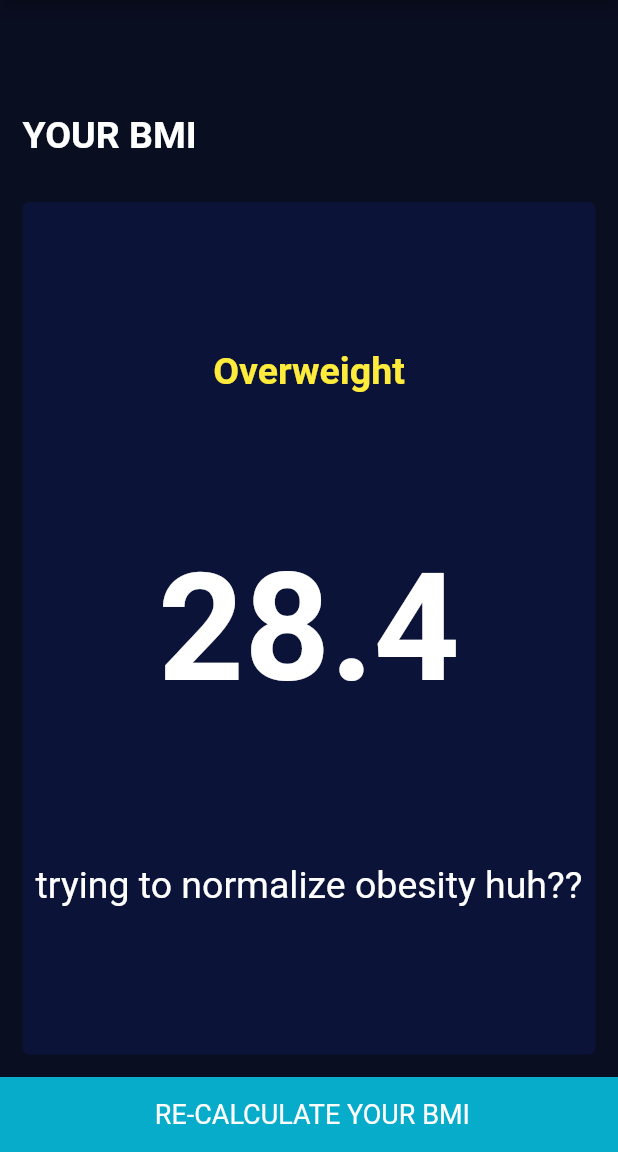
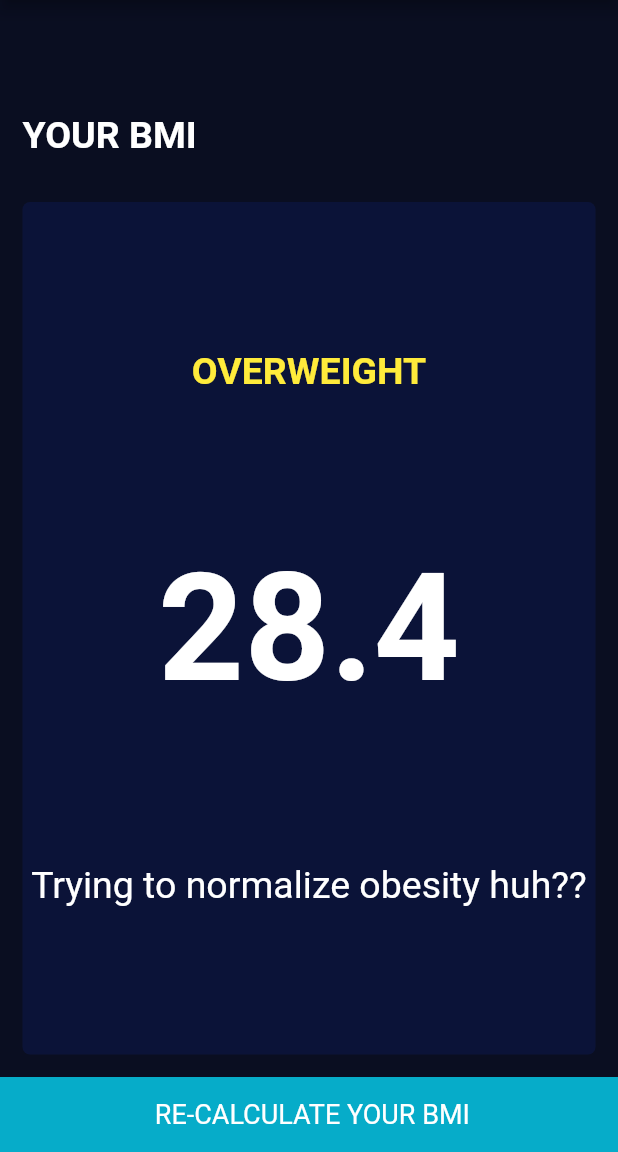
Before and after one commit to vidhi-s/BMI-calc, a Flutter app: the screen it shows after launch, after a tap on "CENTER", on a phone screen of 412 x 824 dp, the part 84-1236 px from its top. Run offline on Flutter 3.47's test engine with Material 2 defaults, Android fonts, the phone set to English and light mode, and no system bars; our stand-ins replace font_awesome_flutter.

Commit message:
Final Commit

```diff
--- a/lib/calculation.dart
+++ b/lib/calculation.dart
@@ -22,7 +22,7 @@ class calculation {
 
   String getInterpretation() {
     if (_bmi >= 25) {
-      return 'trying to normalize obesity huh??';
+      return 'Trying to normalize obesity huh??';
     } else if (_bmi >= 18.5) {
       return 'Good Job,normie';
     } else {
--- a/lib/homepage.dart
+++ b/lib/homepage.dart
@@ -25,7 +25,7 @@ class _HomepageState extends State<Homepage> {
   Widget build(BuildContext context) {
     return Scaffold(
       appBar: AppBar(
-        backgroundColor: Color(0xFF061042),
+        backgroundColor: Color(0xFF000A41),
         title: Text('BMI Calculator'),
       ),
       body: Column(children: [
@@ -134,7 +134,7 @@ class _HomepageState extends State<Homepage> {
                     children: [
                       Text(
                         'WEIGHT',
-                        style: TextStyle(fontSize: 18.0, color: Colors.white70),
+                        style: TextStyle(fontSize: 15.0, color: Colors.white70),
                       ),
                       Text(
                         weight.toString(),
@@ -176,7 +176,7 @@ class _HomepageState extends State<Homepage> {
                         Text(
                           'AGE',
                           style:
-                              TextStyle(fontSize: 18.0, color: Colors.white70),
+                              TextStyle(fontSize: 15.0, color: Colors.white70),
                         ),
                         Text(
                           age.toString(),
--- a/lib/iconcontent.dart
+++ b/lib/iconcontent.dart
@@ -12,7 +12,7 @@ class iconcontent extends StatelessWidget {
       children: [
         Icon(
           icon,
-          size: 35.0,
+          size: 42.0,
         ),
         SizedBox(
           height: 13.0,
--- a/lib/result.dart
+++ b/lib/result.dart
@@ -16,7 +16,7 @@ class result extends StatelessWidget {
   Widget build(BuildContext context) {
     return Scaffold(
       appBar: AppBar(
-        backgroundColor: Color(0xFF061042),
+        backgroundColor: Color(0xFF000A41),
         title: Text('BMI Calculator'),
       ),
       body: Column(
@@ -42,7 +42,7 @@ class result extends StatelessWidget {
                 crossAxisAlignment: CrossAxisAlignment.center,
                 children: [
                   Text(
-                    resultText,
+                    resultText.toUpperCase(),
                     style: TextStyle(
                         fontSize: 25.0,
                         fontWeight: FontWeight.bold,
@@ -54,8 +54,9 @@ class result extends StatelessWidget {
                         TextStyle(fontSize: 100.0, fontWeight: FontWeight.bold),
                   ),
                   Text(
-                    interpretation,
+                    interpretation,textAlign: TextAlign.center,
                     style: TextStyle(
+
                       fontSize: 25.0,
                     ),
                   )
```
